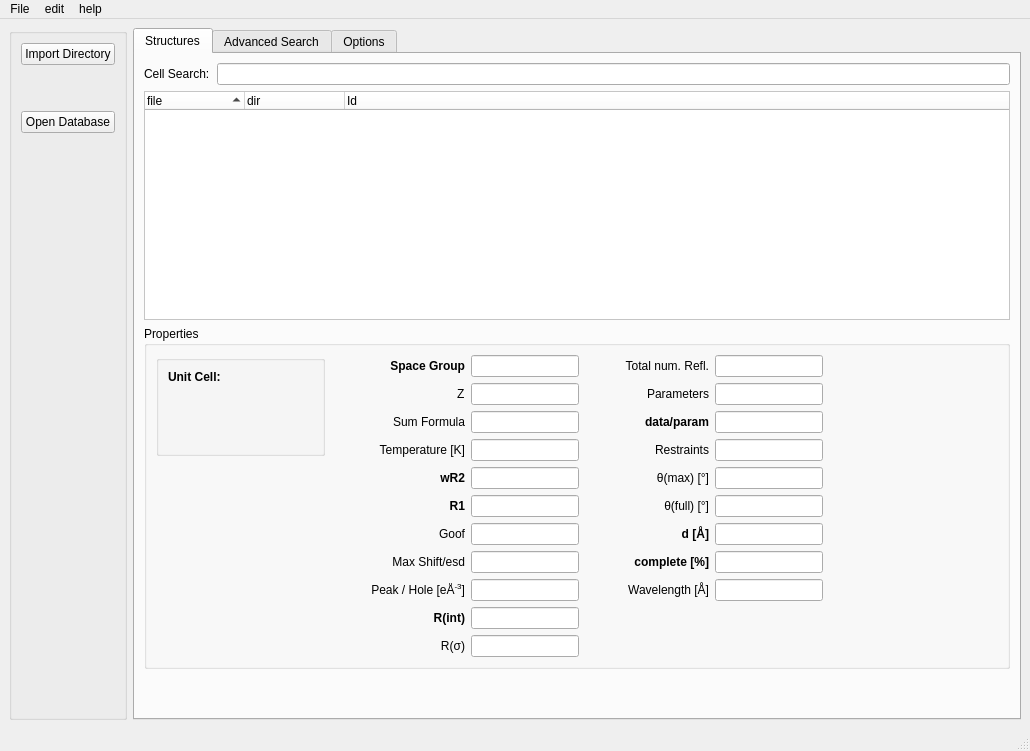
Qt form stdb_main.ui (dkratzert/StructureFinder) before a commit.
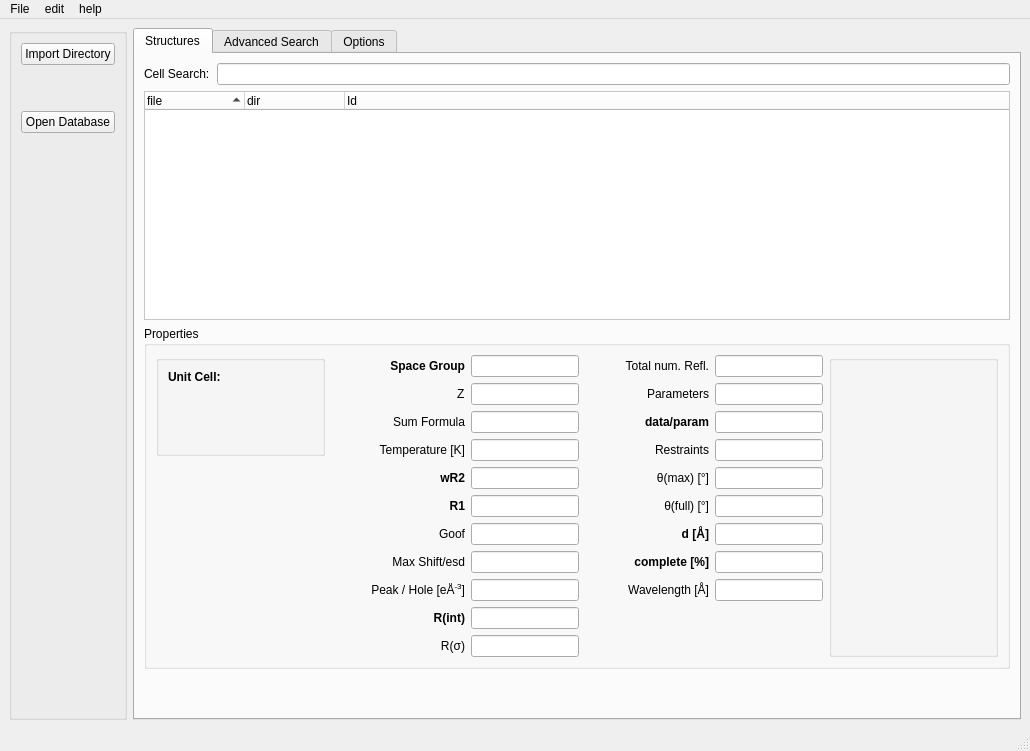
The same form after that commit.

Patch:
```diff
--- a/stdb_main.ui
+++ b/stdb_main.ui
@@ -655,17 +655,14 @@
               </layout>
              </item>
              <item>
-              <widget class="QWidget" name="openglview" native="true">
+              <widget class="QGroupBox" name="openglview">
                <property name="sizePolicy">
                 <sizepolicy hsizetype="Expanding" vsizetype="Preferred">
                  <horstretch>0</horstretch>
                  <verstretch>0</verstretch>
                 </sizepolicy>
                </property>
-               <layout class="QHBoxLayout" name="openglVlayout">
-                <property name="sizeConstraint">
-                 <enum>QLayout::SetMinimumSize</enum>
-                </property>
+               <layout class="QVBoxLayout" name="verticalLayout_8">
                 <item>
                  <layout class="QGridLayout" name="oglLayout"/>
                 </item>
```
Left out of the diff: 2 changed lines with no effect on the pictures.
